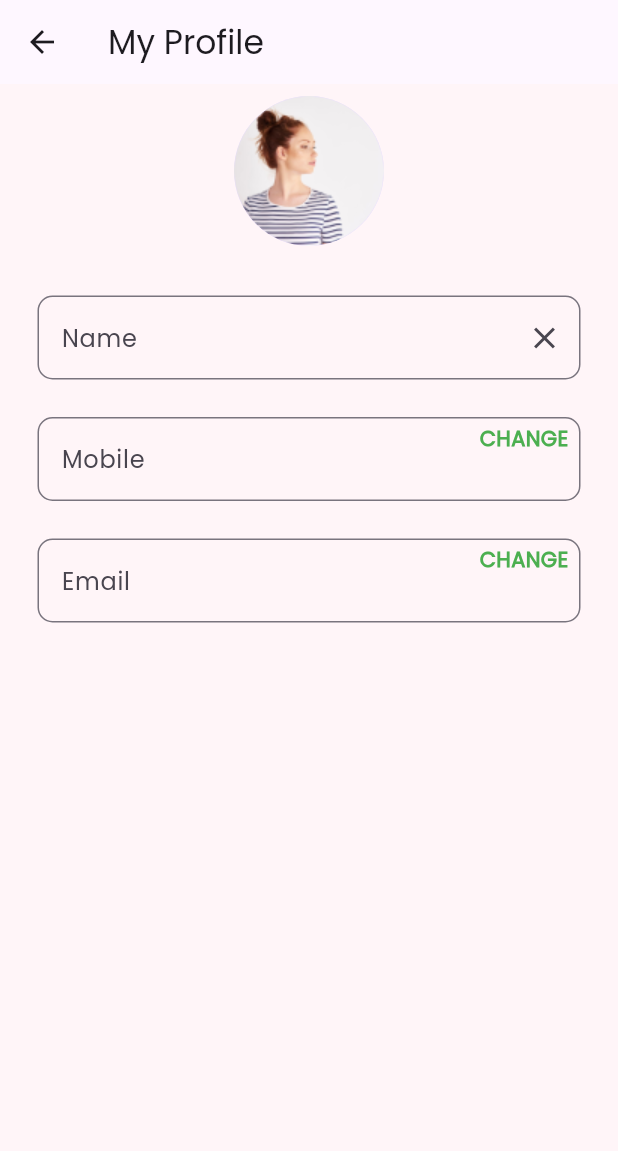
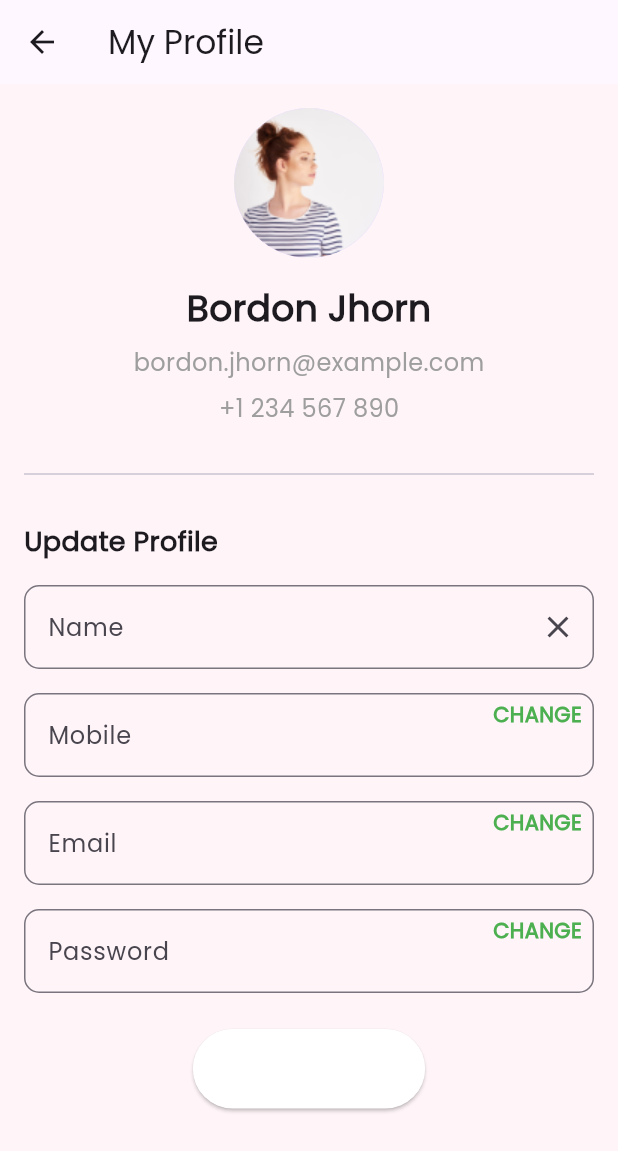
Before and after one commit to berjilberjil/HeatIt-App, a Flutter app: the MyProfileScreen screen opened directly, on a phone screen of 412 x 824 dp. Shown: the top 1151 px of the screen. Run offline on Flutter 3.47's test engine with Material 3 defaults, Android fonts, the phone set to English and light mode, and no system bars; our stand-ins replace flutter_svg, get, intl_phone_field.

Commit message:
Ber-Dev@6am

```diff
--- a/lib/Screens/login.dart
+++ b/lib/Screens/login.dart
@@ -162,7 +162,9 @@ class LoginScreen extends StatelessWidget {
             const SizedBox(height: 20),
             GestureDetector(
               onTap: () {
-                Get.to(const PasswordScreen());
+                Get.to(const PasswordScreen(),
+                    transition: Transition.fadeIn,
+                    duration: const Duration(milliseconds: 500));
               },
               child: Container(
                 decoration: const BoxDecoration(
--- a/lib/Screens/myprofile.dart
+++ b/lib/Screens/myprofile.dart
@@ -9,42 +9,73 @@ class MyProfileScreen extends StatelessWidget {
       appBar: AppBar(
         title: const Text('My Profile'),
       ),
-      body: const SingleChildScrollView(
-        scrollDirection: Axis.vertical,
-        child: Center(
+      body: SingleChildScrollView(
+        child: Padding(
+          padding: const EdgeInsets.all(16.0),
           child: Column(
-            mainAxisAlignment: MainAxisAlignment.center,
             crossAxisAlignment: CrossAxisAlignment.center,
             children: [
-              Padding(
-                padding: EdgeInsets.all(8.0),
-                child: CircleAvatar(
+              const CircleAvatar(
                 radius: 50,
                 backgroundImage: AssetImage("assets/images/profile.png"),
               ),
+              const SizedBox(height: 16),
+              const Text(
+                "Bordon Jhorn",
+                style: TextStyle(
+                  fontSize: 24,
+                  fontWeight: FontWeight.bold,
                 ),
+              ),
+              const SizedBox(height: 8),
+              const Text(
+                "bordon.jhorn@example.com",
+                style: TextStyle(
+                  fontSize: 16,
+                  color: Colors.grey,
+                ),
+              ),
+              const SizedBox(height: 8),
+              const Text(
+                "+1 234 567 890",
+                style: TextStyle(
+                  fontSize: 16,
+                  color: Colors.grey,
+                ),
+              ),
+              const SizedBox(height: 24),
+              const Divider(),
+              const SizedBox(height: 24),
               Form(
                 child: Column(
-                  mainAxisAlignment: MainAxisAlignment.center,
-                  crossAxisAlignment: CrossAxisAlignment.center,
+                  crossAxisAlignment: CrossAxisAlignment.start,
                   children: [
-                    Padding(
-                      padding: EdgeInsets.all(25.0),
-                      child: TextField(
+                    const Text(
+                      "Update Profile",
+                      style: TextStyle(
+                        fontSize: 18,
+                        fontWeight: FontWeight.bold,
+                      ),
+                    ),
+                    const SizedBox(height: 16),
+                    TextFormField(
                       decoration: InputDecoration(
-                          border: OutlineInputBorder(
-                            borderRadius: BorderRadius.all(Radius.circular(10)),
-                          ),
                         labelText: 'Name',
                         hintText: 'Enter your name',
-                          suffixIcon: Icon(Icons.clear)
+                        border: OutlineInputBorder(
+                          borderRadius: BorderRadius.circular(10),
+                        ),
+                        suffixIcon: const Icon(Icons.clear),
                       ),
                     ),
+                    const SizedBox(height: 16),
+                    TextFormField(
+                      decoration: InputDecoration(
+                        labelText: 'Mobile',
+                        hintText: 'Enter your phone number',
+                        border: OutlineInputBorder(
+                          borderRadius: BorderRadius.circular(10),
                         ),
-                    Padding(
-                      padding: EdgeInsets.only(left: 25, right: 25),
-                      child: TextField(
-                        decoration: InputDecoration(
                         suffixIcon: Padding(
                           padding: const EdgeInsets.only(right: 8.0),
                           child: Text(
@@ -55,33 +86,68 @@ class MyProfileScreen extends StatelessWidget {
                             ),
                           ),
                         ),
-                          border: OutlineInputBorder(
-                            borderRadius: BorderRadius.all(Radius.circular(10)),
-                          ),
-                          labelText: 'Mobile',
-                          hintText: 'Enter your Phone No',
                       ),
                     ),
+                    const SizedBox(height: 16),
+                    TextFormField(
+                      decoration: InputDecoration(
+                        labelText: 'Email',
+                        hintText: 'Enter your email',
+                        border: OutlineInputBorder(
+                          borderRadius: BorderRadius.circular(10),
                         ),
-                    Padding(
-                      padding: EdgeInsets.only(left: 25, right: 25, top: 25),
-                      child: TextField(
-                        decoration: InputDecoration(
                         suffixIcon: Padding(
                           padding: const EdgeInsets.only(right: 8.0),
                           child: Text(
                             "CHANGE",
                             style: TextStyle(
+                              fontWeight: FontWeight.bold,
                               color: Colors.green,
-                                fontWeight: FontWeight.bold,
                             ),
                           ),
                         ),
+                      ),
+                    ),
+                    const SizedBox(height: 16),
+                    TextFormField(
+                      decoration: InputDecoration(
+                        labelText: 'Password',
+                        hintText: 'Enter your password',
                         border: OutlineInputBorder(
-                            borderRadius: BorderRadius.all(Radius.circular(10)),
+                          borderRadius: BorderRadius.circular(10),
                         ),
-                          labelText: 'Email',
-                          hintText: 'Enter your Mail',
+                        suffixIcon: Padding(
+                          padding: const EdgeInsets.only(right: 8.0),
+                          child: Text(
+                            "CHANGE",
+                            style: TextStyle(
+                              fontWeight: FontWeight.bold,
+                              color: Colors.green,
+                            ),
+                          ),
+                        ),
+                      ),
+                      obscureText: true,
+                    ),
+                    const SizedBox(height: 24),
+                    Center(
+                      child: ElevatedButton(
+                        onPressed: () {
+                          // Handle logout
+                        },
+                        style: ElevatedButton.styleFrom(
+                          backgroundColor: Colors.white,
+                          padding: const EdgeInsets.symmetric(
+                            horizontal: 50,
+                            vertical: 15,
+                          ),
+                        ),
+                        child: const Text(
+                          "Logout",
+                          style: TextStyle(
+                            color: Colors.white,
+                            fontSize: 16,
+                          ),
                         ),
                       ),
                     ),
--- a/lib/Screens/password.dart
+++ b/lib/Screens/password.dart
@@ -159,7 +159,9 @@ class PasswordScreen extends StatelessWidget {
             const SizedBox(height: 20),
             GestureDetector(
               onTap: () {
-                Get.to(const Bottomnavbar());
+                Get.offAll(const Bottomnavbar(),
+                    transition: Transition.fadeIn,
+                    duration: const Duration(milliseconds: 500));
               },
               child: Container(
                 decoration: const BoxDecoration(
--- a/lib/Screens/phone.dart
+++ b/lib/Screens/phone.dart
@@ -119,7 +119,9 @@ class PhoneNumberScreen extends StatelessWidget {
             const SizedBox(height: 20),
             GestureDetector(
               onTap: () {
-                Get.to(const LoginScreen());
+                Get.to(const LoginScreen(),
+                    transition: Transition.fade,
+                    duration: const Duration(milliseconds: 500));
               },
               child: Container(
                 decoration: const BoxDecoration(
--- a/lib/Screens/productdetail.dart
+++ b/lib/Screens/productdetail.dart
@@ -156,7 +156,8 @@ class _ProductDetailPageState extends State<ProductDetailPage> {
           ],
         ),
       ),
-      body: Column(
+      body: SingleChildScrollView(
+        child: Column(
           mainAxisAlignment: MainAxisAlignment.start,
           crossAxisAlignment: CrossAxisAlignment.start,
           children: [
@@ -326,7 +327,7 @@ class _ProductDetailPageState extends State<ProductDetailPage> {
                     ),
                     ElevatedButton(
                       onPressed: () {
-                      print("Clicked");
+                        print("Added to Cart");
                       },
                       style: ElevatedButton.styleFrom(
                         backgroundColor: const Color.fromARGB(255, 255, 0, 0),
@@ -345,6 +346,7 @@ class _ProductDetailPageState extends State<ProductDetailPage> {
             )
           ],
         ),
+      ),
     );
   }
 }
--- a/lib/Screens/splash.dart
+++ b/lib/Screens/splash.dart
@@ -12,7 +12,9 @@ class _SplashScreenState extends State<SplashScreen> {
   void initState() {
     super.initState();
     Future.delayed(const Duration(seconds: 3), () {
-      Get.to(const PhoneNumberScreen());
+      Get.to(const PhoneNumberScreen(),
+          transition: Transition.fadeIn,
+          duration: const Duration(milliseconds: 500));
     });
   }
 
--- a/lib/main.dart
+++ b/lib/main.dart
@@ -18,6 +18,7 @@ class MyApp extends StatelessWidget {
         primarySwatch: Colors.blue,
       ),
       home: SplashScreen(),
+
     );
   }
 }
```
Also changed, not shown: lib/Screens/home.dart (+18 -62 lines). Lines whose indentation alone changed are shown as unchanged.
